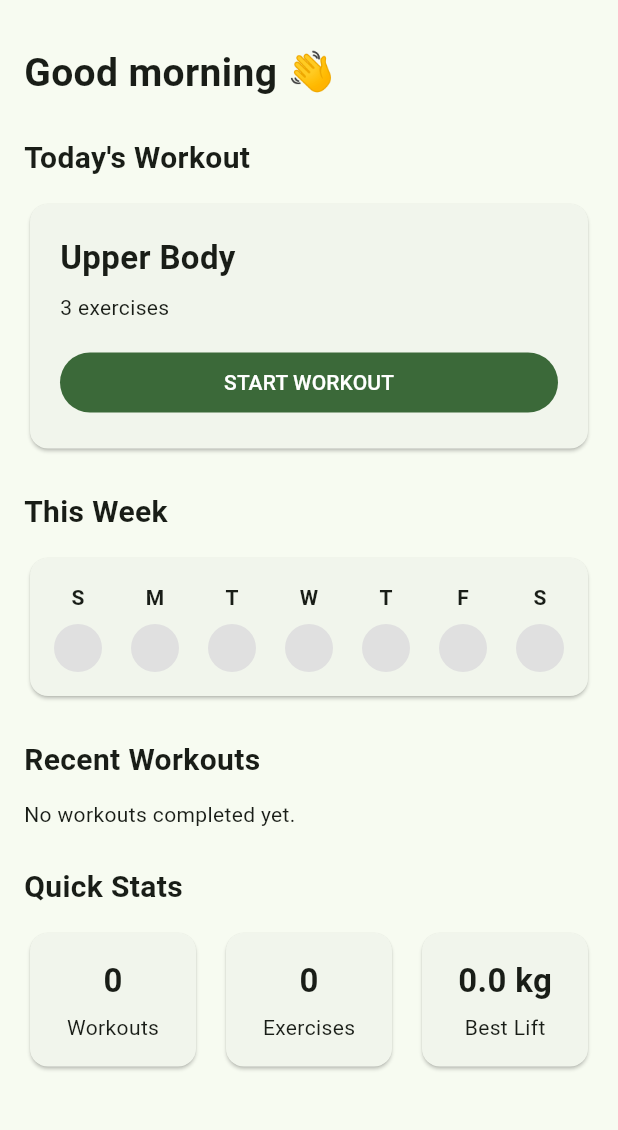
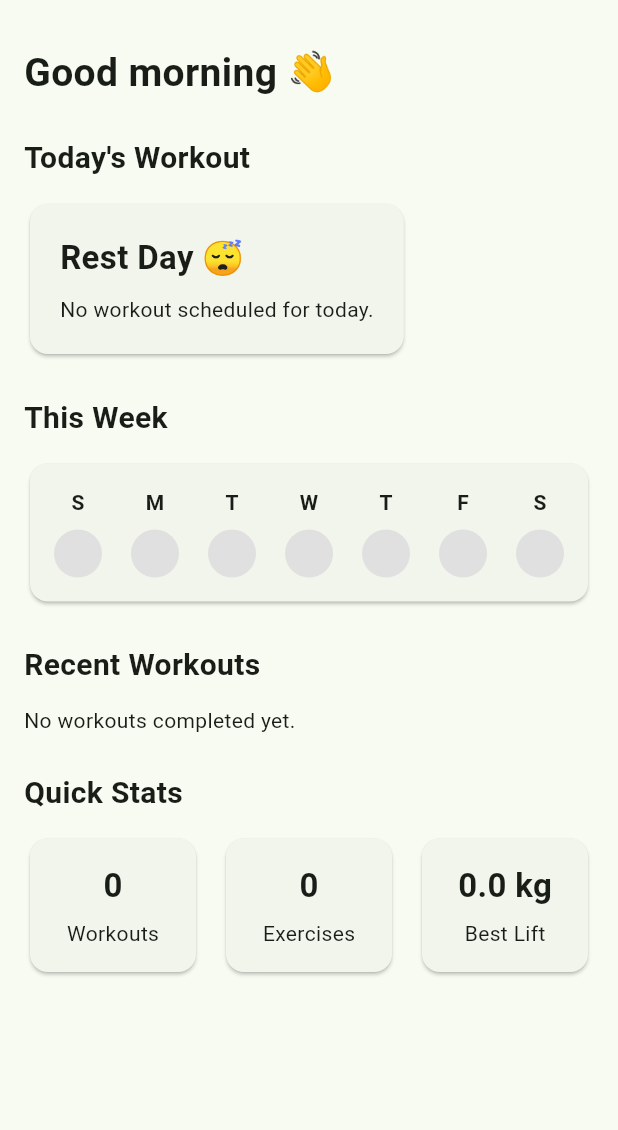
Before and after one commit to AbhisekRai24/gym_tracker, a Flutter app: the HomeScreen screen opened directly, on a phone screen of 412 x 824 dp, the part 63-1193 px from its top. Run offline on Flutter 3.47's test engine with Material 3 defaults, Android fonts, the phone set to English and light mode, and no system bars; our stand-ins replace flutter_riverpod, hive_flutter, image_picker; accounts and stored records are empty.

Commit message:
Add weekly workout planner

```diff
--- a/lib/features/home/views/home_screen.dart
+++ b/lib/features/home/views/home_screen.dart
@@ -1,5 +1,6 @@
 import 'package:flutter/material.dart';
 import 'package:flutter_riverpod/flutter_riverpod.dart';
+import 'package:gym_track/features/planner/viewmodels/weekly_schedule_viewmodel.dart';
 import 'package:gym_track/features/workouts/models/workout_session.dart';
 
 import '../../workouts/models/workout.dart';
@@ -36,8 +37,17 @@ class HomeScreen extends ConsumerWidget {
   Widget build(BuildContext context, WidgetRef ref) {
     final workouts = ref.watch(workoutViewModelProvider);
     final sessions = ref.watch(workoutSessionViewModelProvider);
-    final todayWorkout = workouts.isNotEmpty ? workouts.first : null;
+
     final today = DateTime.now();
+    final schedule = ref.watch(weeklyScheduleViewModelProvider);
+
+    final todayIndex = today.weekday % 7;
+
+    final todayWorkoutId = schedule.workoutForDay(todayIndex);
+
+    final todayWorkout = todayWorkoutId == null
+        ? null
+        : workouts.firstWhere((workout) => workout.id == todayWorkoutId);
 
     final startOfWeek = today.subtract(Duration(days: today.weekday % 7));
     final totalSets = sessions.fold<int>(
@@ -86,7 +96,20 @@ class HomeScreen extends ConsumerWidget {
               child: Padding(
                 padding: const EdgeInsets.all(20),
                 child: todayWorkout == null
-                    ? const Text('No workouts yet')
+                    ? const Column(
+                        crossAxisAlignment: CrossAxisAlignment.start,
+                        children: [
+                          Text(
+                            'Rest Day 😴',
+                            style: TextStyle(
+                              fontSize: 22,
+                              fontWeight: FontWeight.bold,
+                            ),
+                          ),
+                          SizedBox(height: 8),
+                          Text('No workout scheduled for today.'),
+                        ],
+                      )
                     : Column(
                         crossAxisAlignment: CrossAxisAlignment.start,
                         children: [
```
